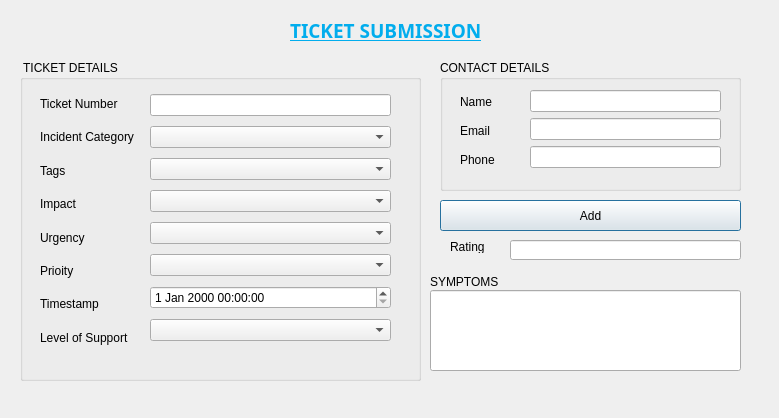
Before: the Qt Designer form addticketdialog.ui in 27011389/BitTicket, drawn with Qt 5.
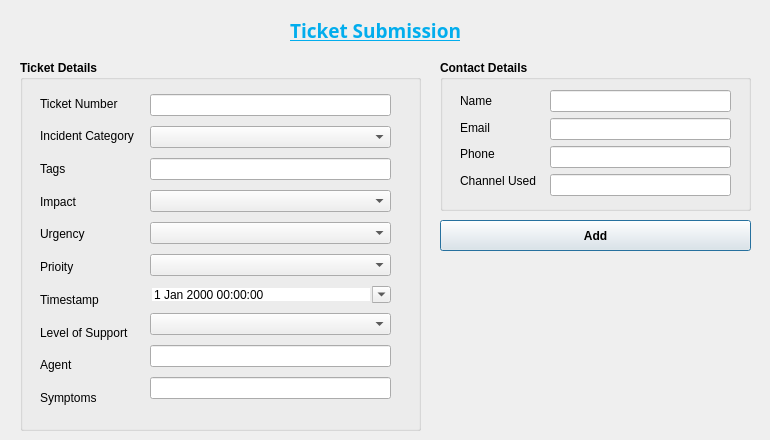
After: the same form once the commit is applied. Icons and pictures are not drawn.

What changed in the file:
```diff
--- a/addticketdialog.ui
+++ b/addticketdialog.ui
@@ -6,37 +6,53 @@
    <rect>
     <x>0</x>
     <y>0</y>
-    <width>779</width>
-    <height>418</height>
+    <width>770</width>
+    <height>440</height>
    </rect>
   </property>
   <property name="windowTitle">
-   <string>Dialog</string>
+   <string>Ticket Submission</string>
+  </property>
+  <property name="windowIcon">
+   <iconset resource="images.qrc">
+    <normaloff>:/new/res/images/BitTicketLogo.png</normaloff>:/new/res/images/BitTicketLogo.png</iconset>
   </property>
   <widget class="QGroupBox" name="groupBox_2">
    <property name="geometry">
     <rect>
      <x>440</x>
      <y>60</y>
-     <width>301</width>
-     <height>131</height>
+     <width>311</width>
+     <height>151</height>
     </rect>
    </property>
+   <property name="font">
+    <font>
+     <weight>75</weight>
+     <bold>true</bold>
+    </font>
+   </property>
    <property name="title">
-    <string>CONTACT DETAILS</string>
+    <string>Contact Details</string>
    </property>
    <widget class="QWidget" name="layoutWidget_5">
     <property name="geometry">
      <rect>
       <x>20</x>
       <y>30</y>
-      <width>61</width>
-      <height>81</height>
+      <width>78</width>
+      <height>101</height>
      </rect>
     </property>
     <layout class="QVBoxLayout" name="verticalLayout_5">
      <item>
       <widget class="QLabel" name="lb_name_2">
+       <property name="font">
+        <font>
+         <weight>50</weight>
+         <bold>false</bold>
+        </font>
+       </property>
        <property name="text">
         <string>Name</string>
        </property>
@@ -44,6 +60,12 @@
      </item>
      <item>
       <widget class="QLabel" name="lb_email_2">
+       <property name="font">
+        <font>
+         <weight>50</weight>
+         <bold>false</bold>
+        </font>
+       </property>
        <property name="text">
         <string>Email</string>
        </property>
@@ -51,31 +73,81 @@
      </item>
      <item>
       <widget class="QLabel" name="lb_phone_2">
+       <property name="font">
+        <font>
+         <weight>50</weight>
+         <bold>false</bold>
+        </font>
+       </property>
        <property name="text">
         <string>Phone</string>
        </property>
       </widget>
      </item>
+     <item>
+      <widget class="QLabel" name="label_4">
+       <property name="font">
+        <font>
+         <weight>50</weight>
+         <bold>false</bold>
+        </font>
+       </property>
+       <property name="text">
+        <string>Channel Used</string>
+       </property>
+      </widget>
+     </item>
     </layout>
    </widget>
    <widget class="QWidget" name="layoutWidget_6">
     <property name="geometry">
      <rect>
-      <x>90</x>
+      <x>110</x>
       <y>30</y>
-      <width>191</width>
-      <height>80</height>
+      <width>181</width>
+      <height>108</height>
      </rect>
     </property>
     <layout class="QVBoxLayout" name="verticalLayout_6">
      <item>
-      <widget class="QLineEdit" name="lineEdit_13"/>
+      <widget class="QLineEdit" name="lineEdit_13">
+       <property name="font">
+        <font>
+         <weight>50</weight>
+         <bold>false</bold>
+        </font>
+       </property>
+      </widget>
      </item>
      <item>
-      <widget class="QLineEdit" name="lineEdit_14"/>
+      <widget class="QLineEdit" name="lineEdit_14">
+       <property name="font">
+        <font>
+         <weight>50</weight>
+         <bold>false</bold>
+        </font>
+       </property>
+      </widget>
      </item>
      <item>
-      <widget class="QLineEdit" name="lineEdit_15"/>
+      <widget class="QLineEdit" name="lineEdit_15">
+       <property name="font">
+        <font>
+         <weight>50</weight>
+         <bold>false</bold>
+        </font>
+       </property>
+      </widget>
+     </item>
+     <item>
+      <widget class="QLineEdit" name="txtRating_2">
+       <property name="font">
+        <font>
+         <weight>50</weight>
+         <bold>false</bold>
+        </font>
+       </property>
+      </widget>
      </item>
     </layout>
    </widget>
@@ -86,11 +158,17 @@
      <x>20</x>
      <y>60</y>
      <width>401</width>
-     <height>321</height>
+     <height>371</height>
     </rect>
    </property>
+   <property name="font">
+    <font>
+     <weight>75</weight>
+     <bold>true</bold>
+    </font>
+   </property>
    <property name="title">
-    <string> TICKET DETAILS</string>
+    <string>Ticket Details</string>
    </property>
    <widget class="QWidget" name="layoutWidget_7">
     <property name="geometry">
@@ -98,12 +176,18 @@
       <x>20</x>
       <y>30</y>
       <width>105</width>
-      <height>261</height>
+      <height>321</height>
      </rect>
     </property>
     <layout class="QVBoxLayout" name="verticalLayout_7">
      <item>
       <widget class="QLabel" name="lb_ticket_num_2">
+       <property name="font">
+        <font>
+         <weight>50</weight>
+         <bold>false</bold>
+        </font>
+       </property>
        <property name="text">
         <string>Ticket Number</string>
        </property>
@@ -111,6 +195,12 @@
      </item>
      <item>
       <widget class="QLabel" name="lb_incident_cat_2">
+       <property name="font">
+        <font>
+         <weight>50</weight>
+         <bold>false</bold>
+        </font>
+       </property>
        <property name="text">
         <string>Incident Category</string>
        </property>
@@ -118,6 +208,12 @@
      </item>
      <item>
       <widget class="QLabel" name="lb_tags_2">
+       <property name="font">
+        <font>
+         <weight>50</weight>
+         <bold>false</bold>
+        </font>
+       </property>
        <property name="text">
         <string>Tags</string>
        </property>
@@ -125,6 +221,12 @@
      </item>
      <item>
       <widget class="QLabel" name="lb_impact_2">
+       <property name="font">
+        <font>
+         <weight>50</weight>
+         <bold>false</bold>
+        </font>
+       </property>
        <property name="text">
         <string>Impact</string>
        </property>
@@ -132,6 +234,12 @@
      </item>
      <item>
       <widget class="QLabel" name="lb_urgency_2">
+       <property name="font">
+        <font>
+         <weight>50</weight>
+         <bold>false</bold>
+        </font>
+       </property>
        <property name="text">
         <string>Urgency</string>
        </property>
@@ -139,6 +247,12 @@
      </item>
      <item>
       <widget class="QLabel" name="lb_priority_2">
+       <property name="font">
+        <font>
+         <weight>50</weight>
+         <bold>false</bold>
+        </font>
+       </property>
        <property name="text">
         <string>Prioity</string>
        </property>
@@ -146,6 +260,12 @@
      </item>
      <item>
       <widget class="QLabel" name="lb_timestamp_2">
+       <property name="font">
+        <font>
+         <weight>50</weight>
+         <bold>false</bold>
+        </font>
+       </property>
        <property name="text">
         <string>Timestamp</string>
        </property>
@@ -153,11 +273,43 @@
      </item>
      <item>
       <widget class="QLabel" name="lb_level_support_2">
+       <property name="font">
+        <font>
+         <weight>50</weight>
+         <bold>false</bold>
+        </font>
+       </property>
        <property name="text">
         <string>Level of Support</string>
        </property>
       </widget>
      </item>
+     <item>
+      <widget class="QLabel" name="label_2">
+       <property name="font">
+        <font>
+         <weight>50</weight>
+         <bold>false</bold>
+        </font>
+       </property>
+       <property name="text">
+        <string>Agent</string>
+       </property>
+      </widget>
+     </item>
+     <item>
+      <widget class="QLabel" name="lb_symptoms_3">
+       <property name="font">
+        <font>
+         <weight>50</weight>
+         <bold>false</bold>
+        </font>
+       </property>
+       <property name="text">
+        <string>Symptoms</string>
+       </property>
+      </widget>
+     </item>
     </layout>
    </widget>
    <widget class="QWidget" name="layoutWidget_8">
@@ -166,63 +318,115 @@
       <x>130</x>
       <y>30</y>
       <width>241</width>
-      <height>261</height>
+      <height>321</height>
      </rect>
     </property>
     <layout class="QVBoxLayout" name="verticalLayout_8">
      <item>
-      <widget class="QLineEdit" name="lineEdit_2"/>
+      <widget class="QLineEdit" name="lineEdit_2">
+       <property name="font">
+        <font>
+         <weight>50</weight>
+         <bold>false</bold>
+        </font>
+       </property>
+      </widget>
      </item>
      <item>
-      <widget class="QComboBox" name="comboBox_7"/>
+      <widget class="QComboBox" name="comboBox_7">
+       <property name="font">
+        <font>
+         <weight>50</weight>
+         <bold>false</bold>
+        </font>
+       </property>
+      </widget>
      </item>
      <item>
-      <widget class="QComboBox" name="comboBox_8"/>
+      <widget class="QLineEdit" name="lineEdittags">
+       <property name="font">
+        <font>
+         <weight>50</weight>
+         <bold>false</bold>
+        </font>
+       </property>
+      </widget>
      </item>
      <item>
-      <widget class="QComboBox" name="comboBox_9"/>
+      <widget class="QComboBox" name="comboBox_9">
+       <property name="font">
+        <font>
+         <weight>50</weight>
+         <bold>false</bold>
+        </font>
+       </property>
+      </widget>
      </item>
      <item>
-      <widget class="QComboBox" name="comboBox_10"/>
+      <widget class="QComboBox" name="comboBox_10">
+       <property name="font">
+        <font>
+         <weight>50</weight>
+         <bold>false</bold>
+        </font>
+       </property>
+      </widget>
      </item>
      <item>
-      <widget class="QComboBox" name="comboBox_11"/>
+      <widget class="QComboBox" name="comboBox_11">
+       <property name="font">
+        <font>
+         <weight>50</weight>
+         <bold>false</bold>
+        </font>
+       </property>
+      </widget>
      </item>
      <item>
-      <widget class="QDateTimeEdit" name="dateTimeEdit_2"/>
+      <widget class="QDateTimeEdit" name="dateTimeEdit_2">
+       <property name="font">
+        <font>
+         <weight>50</weight>
+         <bold>false</bold>
+        </font>
+       </property>
+       <property name="wrapping">
+        <bool>true</bool>
+       </property>
+       <property name="frame">
+        <bool>false</bool>
+       </property>
+       <property name="calendarPopup">
+        <bool>true</bool>
+       </property>
+      </widget>
      </item>
      <item>
-      <widget class="QComboBox" name="comboBox_12"/>
+      <widget class="QComboBox" name="comboBox_12">
+       <property name="font">
+        <font>
+         <weight>50</weight>
+         <bold>false</bold>
+        </font>
+       </property>
+      </widget>
+     </item>
+     <item>
+      <widget class="QLineEdit" name="lineEditAgent">
+       <property name="font">
+        <font>
+         <weight>50</weight>
+         <bold>false</bold>
+        </font>
+       </property>
+      </widget>
+     </item>
+     <item>
+      <widget class="QLineEdit" name="txtSymptoms1"/>
      </item>
     </layout>
    </widget>
   </widget>
-  <widget class="QLabel" name="lb_symptoms_3">
-   <property name="geometry">
-    <rect>
-     <x>430</x>
-     <y>270</y>
-     <width>103</width>
-     <height>23</height>
-    </rect>
-   </property>
-   <property name="text">
-    <string>SYMPTOMS</string>
-   </property>
-  </widget>
-  <widget class="QLineEdit" name="txtSymptoms">
-   <property name="geometry">
-    <rect>
-     <x>430</x>
-     <y>290</y>
-     <width>311</width>
-     <height>81</height>
-    </rect>
-   </property>
-   <property name="text">
-    <string/>
-   </property>
-  </widget>
   <widget class="QLabel" name="label">
    <property name="geometry">
     <rect>
@@ -245,45 +449,74 @@
     <string notr="true">color: rgb(2, 173, 237);</string>
    </property>
    <property name="text">
-    <string>TICKET SUBMISSION</string>
+    <string>Ticket Submission</string>
    </property>
   </widget>
   <widget class="QPushButton" name="pushButton">
    <property name="geometry">
     <rect>
      <x>440</x>
-     <y>200</y>
-     <width>301</width>
+     <y>220</y>
+     <width>311</width>
      <height>31</height>
     </rect>
    </property>
+   <property name="font">
+    <font>
+     <weight>75</weight>
+     <bold>true</bold>
+    </font>
+   </property>
    <property name="text">
     <string>Add</string>
    </property>
   </widget>
+  <widget class="QLabel" name="label_3">
+   <property name="geometry">
+    <rect>
+     <x>460</x>
+     <y>230</y>
+     <width>281</width>
+     <height>211</height>
+    </rect>
+   </property>
+   <property name="styleSheet">
+    <string notr="true">image: url(:/new/res/images/BitTicketLogoback.png);</string>
+   </property>
+   <property name="text">
+    <string/>
+   </property>
+  </widget>
+  <widget class="QLabel" name="lb_incident_cat_3">
+   <property name="geometry">
+    <rect>
+     <x>900</x>
+     <y>160</y>
+     <width>103</width>
+     <height>27</height>
+    </rect>
+   </property>
+   <property name="text">
+    <string>Rating</string>
+   </property>
+  </widget>
   <widget class="QLineEdit" name="txtRating">
    <property name="geometry">
     <rect>
-     <x>510</x>
-     <y>240</y>
-     <width>231</width>
+     <x>910</x>
+     <y>190</y>
+     <width>113</width>
      <height>20</height>
     </rect>
    </property>
   </widget>
-  <widget class="QLabel" name="label_2">
-   <property name="geometry">
-    <rect>
-     <x>450</x>
-     <y>240</y>
-     <width>47</width>
-     <height>13</height>
-    </rect>
-   </property>
-   <property name="text">
-    <string>Rating</string>
-   </property>
-  </widget>
+  <zorder>label_3</zorder>
+  <zorder>groupBox_2</zorder>
+  <zorder>groupBox</zorder>
+  <zorder>label</zorder>
+  <zorder>pushButton</zorder>
+  <zorder>lb_incident_cat_3</zorder>
+  <zorder>txtRating</zorder>
  </widget>
  <resources/>
  <connections/>
```
Left out of the diff: 4 changed lines with no effect on the pictures.
